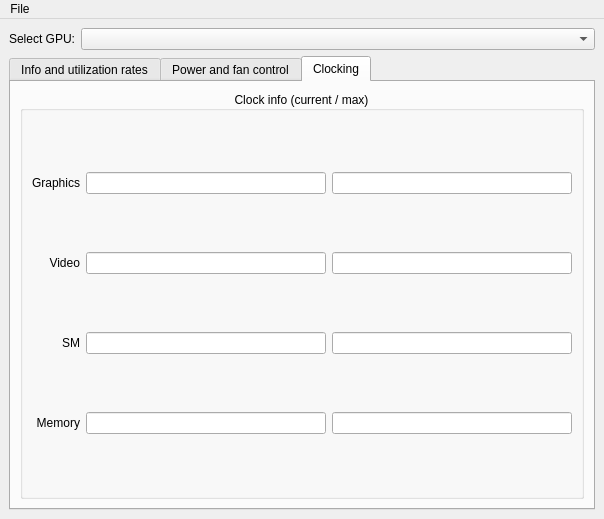
Before: the Qt Designer form ui/mainwindow.ui in AlexandrAlexeev7119/NvCtrl-linux, drawn with Qt 5.
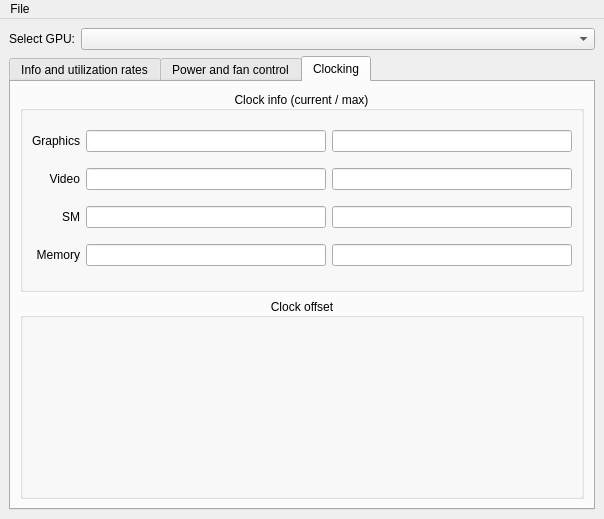
After: the same form once the commit is applied. The open tabs and pages were chosen to show the change.

Commit message: added dummy groupbox for clock manage

Diff of the .ui file:
```diff
--- a/ui/mainwindow.ui
+++ b/ui/mainwindow.ui
@@ -627,6 +627,16 @@
           </layout>
          </widget>
         </item>
+        <item row="1" column="0" colspan="3">
+         <widget class="QGroupBox" name="groupBox">
+          <property name="title">
+           <string>Clock offset</string>
+          </property>
+          <property name="alignment">
+           <set>Qt::AlignCenter</set>
+          </property>
+         </widget>
+        </item>
        </layout>
       </widget>
      </widget>
```
Left out of the diff: 2 changed lines with no effect on the pictures.
